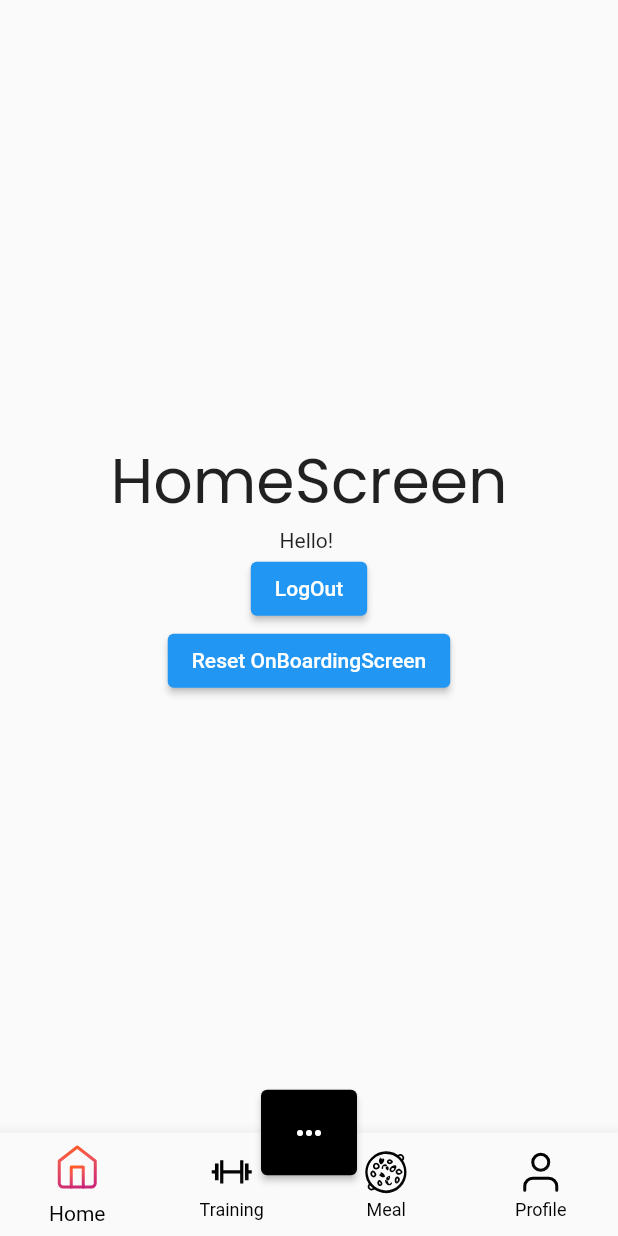
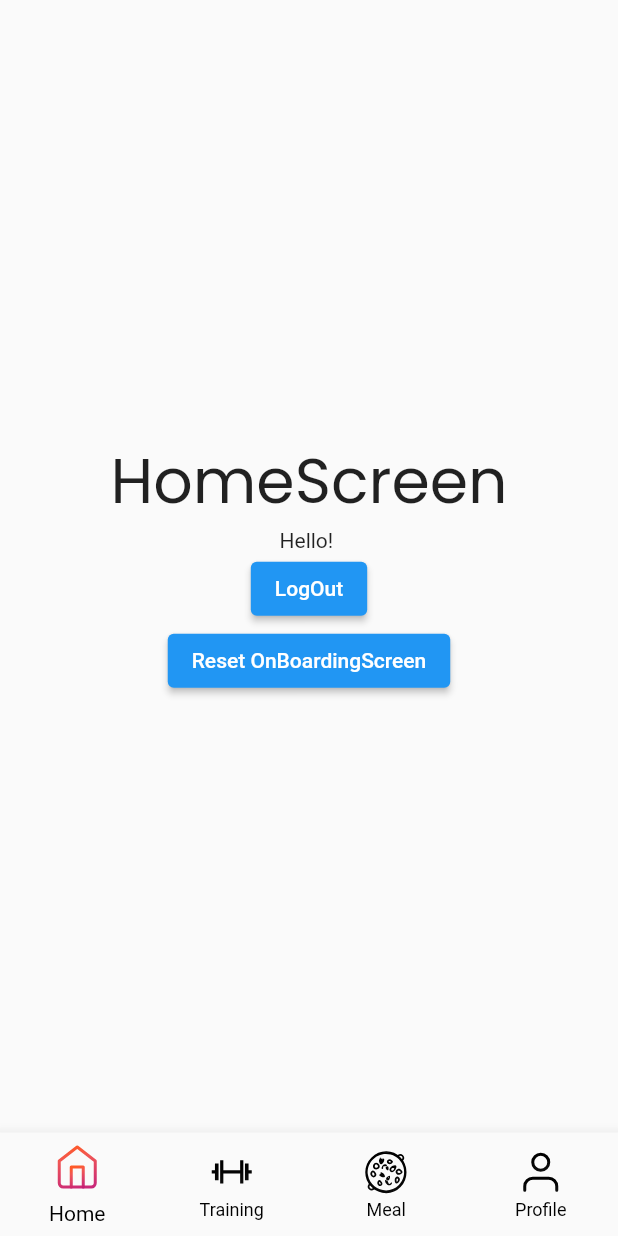
Before and after one commit to ArpitSahu01/FitnessApp, a Flutter app: the HomeScreen screen opened by its route, on a phone screen of 412 x 824 dp. Run offline on Flutter 3.47's test engine with Material 2 defaults, Android fonts, the phone set to English and light mode, and no system bars; our stand-ins replace cloud_firestore, firebase_auth, firebase_core, flutter_svg, get, get_storage and 2 more; missing offline and left inert: flutter_facebook_auth; accounts and stored records are empty.

Commit message:
removed floating action button in homescreen

```diff
--- a/lib/screens/home_screen.dart
+++ b/lib/screens/home_screen.dart
@@ -45,14 +45,6 @@ class _HomeScreenState extends State<HomeScreen> {
           BottomNavigationBarItem(icon: SvgPicture.asset("assets/bottomNavigationBarIcon/profile_icon.svg",color: currentScreen == 3 ? null: Colors.black,),label: "Profile"),
         ],
       ),
-      floatingActionButtonLocation: FloatingActionButtonLocation.centerDocked,
-      floatingActionButton: ElevatedButton(
-        style: ElevatedButton.styleFrom(
-          backgroundColor: Colors.black,
-          shape: RoundedRectangleBorder(borderRadius: BorderRadius.circular(1.0.wp),),padding: EdgeInsets.all(4.0.wp)),
-        onPressed: (){},
-        child: Icon(Icons.more_horiz,color: Colors.white,),
-      ),
       body: SafeArea(
         child: Center(
           child: Column(
--- a/pubspec.yaml
+++ b/pubspec.yaml
@@ -41,6 +41,7 @@ dependencies:
   flutter_svg: ^2.0.5
   intl: ^0.17.0
   get_storage: ^2.1.1
+  gcloud: ^0.8.7
 
 
   # The following adds the Cupertino Icons font to your application.
```
Also changed, not shown: pubspec.lock.
